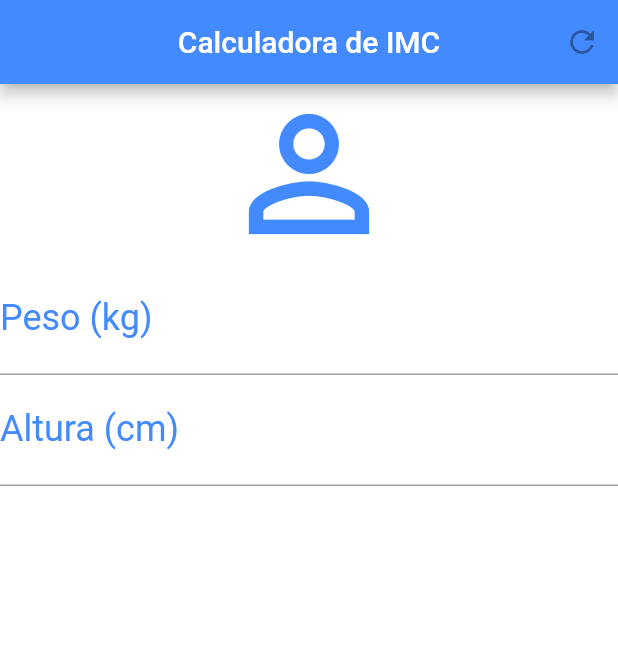
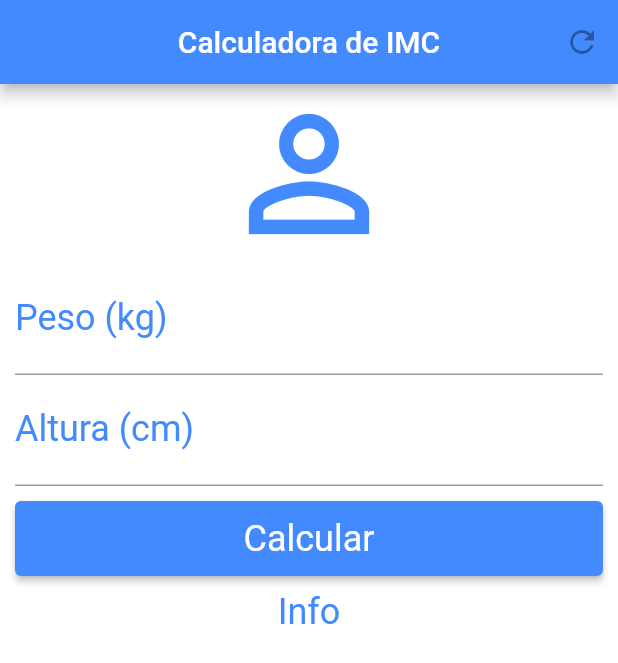
Before and after one commit to lsandrade/calculadora_imc, a Flutter app: the screen it shows after launch, on a phone screen of 412 x 824 dp. Shown: the top 663 px of the screen. Run offline on Flutter 3.47's test engine with Material 2 defaults, Android fonts, the phone set to English and light mode, and no system bars.

Commit message:
create SingleChildScrollView and ElevatedButton

```diff
--- a/lib/home.dart
+++ b/lib/home.dart
@@ -22,7 +22,9 @@ class _HomeState extends State<Home> {
         ],
       ),
       backgroundColor: Colors.white,
-      body: Column(
+      body: SingleChildScrollView(
+        padding: EdgeInsets.fromLTRB(10.0, 0.0, 10.0, 0.0),
+        child: Column(
           crossAxisAlignment: CrossAxisAlignment.stretch,
           children: [
             Icon(
@@ -47,8 +49,30 @@ class _HomeState extends State<Home> {
               ),
               textAlign: TextAlign.center,
               style: TextStyle(color: Colors.blueAccent, fontSize: 24.0),
+            ),
+            Padding(
+              padding: const EdgeInsets.only(top: 10.0, bottom: 10.0),
+              child: Container(
+                height: 50.0,
+                child: ElevatedButton(
+                  onPressed: () => null,
+                  child: Text(
+                    "Calcular",
+                    style: TextStyle(color: Colors.white),
+                  ),
+                  style: ElevatedButton.styleFrom(
+                      primary: Colors.blueAccent,
+                      textStyle: TextStyle(fontSize: 24.0)),
+                ),
+              ),
+            ),
+            Text(
+              "Info",
+              textAlign: TextAlign.center,
+              style: TextStyle(color: Colors.blueAccent, fontSize: 24.0),
             )
           ],
+        ),
       ),
     );
   }
```
Lines whose indentation alone changed are shown as unchanged.
